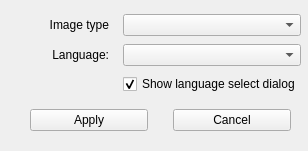
Above: client/config.ui from bakwc/Pastexen before the change. Below: the same form after it.
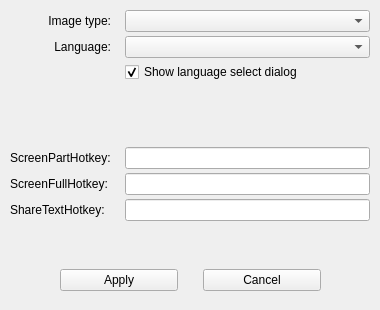
That is the form after the change.

Commit message: Some refactoring in Application and ConfigWidget. Added hotkeys in form

Diff of the .ui file:
```diff
--- a/client/config.ui
+++ b/client/config.ui
@@ -6,8 +6,8 @@
    <rect>
     <x>0</x>
     <y>0</y>
-    <width>308</width>
-    <height>151</height>
+    <width>380</width>
+    <height>310</height>
    </rect>
   </property>
   <property name="sizePolicy">
@@ -16,6 +16,24 @@
     <verstretch>0</verstretch>
    </sizepolicy>
   </property>
+  <property name="minimumSize">
+   <size>
+    <width>380</width>
+    <height>310</height>
+   </size>
+  </property>
+  <property name="maximumSize">
+   <size>
+    <width>380</width>
+    <height>310</height>
+   </size>
+  </property>
+  <property name="baseSize">
+   <size>
+    <width>350</width>
+    <height>300</height>
+   </size>
+  </property>
   <property name="windowTitle">
    <string notr="true">Config</string>
   </property>
@@ -24,8 +42,8 @@
     <rect>
      <x>10</x>
      <y>10</y>
-     <width>291</width>
-     <height>91</height>
+     <width>360</width>
+     <height>211</height>
     </rect>
    </property>
    <layout class="QGridLayout" name="gridLayout">
@@ -35,6 +53,13 @@
     <property name="verticalSpacing">
      <number>4</number>
     </property>
+    <item row="5" column="0">
+     <widget class="QLabel" name="label_2">
+      <property name="text">
+       <string>ScreenFullHotkey:</string>
+      </property>
+     </widget>
+    </item>
     <item row="0" column="1">
      <widget class="QComboBox" name="comboImageType">
       <property name="currentIndex">
@@ -65,7 +90,7 @@
        <enum>Qt::LeftToRight</enum>
       </property>
       <property name="text">
-       <string>Image type</string>
+       <string>Image type:</string>
       </property>
       <property name="alignment">
        <set>Qt::AlignRight|Qt::AlignTrailing|Qt::AlignVCenter</set>
@@ -82,13 +107,62 @@
       </property>
      </widget>
     </item>
+    <item row="3" column="0">
+     <spacer name="verticalSpacer_2">
+      <property name="orientation">
+       <enum>Qt::Vertical</enum>
+      </property>
+      <property name="sizeHint" stdset="0">
+       <size>
+        <width>20</width>
+        <height>40</height>
+       </size>
+      </property>
+     </spacer>
+    </item>
+    <item row="3" column="1">
+     <spacer name="verticalSpacer">
+      <property name="orientation">
+       <enum>Qt::Vertical</enum>
+      </property>
+      <property name="sizeHint" stdset="0">
+       <size>
+        <width>20</width>
+        <height>40</height>
+       </size>
+      </property>
+     </spacer>
+    </item>
+    <item row="4" column="0">
+     <widget class="QLabel" name="label">
+      <property name="text">
+       <string>ScreenPartHotkey:</string>
+      </property>
+     </widget>
+    </item>
+    <item row="6" column="0">
+     <widget class="QLabel" name="label_3">
+      <property name="text">
+       <string>ShareTextHotkey:</string>
+      </property>
+     </widget>
+    </item>
+    <item row="4" column="1">
+     <widget class="QLineEdit" name="screenPartLine"/>
+    </item>
+    <item row="5" column="1">
+     <widget class="QLineEdit" name="screenFullLine"/>
+    </item>
+    <item row="6" column="1">
+     <widget class="QLineEdit" name="shareTextLine"/>
+    </item>
    </layout>
   </widget>
   <widget class="QWidget" name="horizontalLayoutWidget">
    <property name="geometry">
     <rect>
-     <x>30</x>
-     <y>100</y>
+     <x>60</x>
+     <y>260</y>
      <width>261</width>
      <height>41</height>
     </rect>
```
Left out of the diff: 4 changed lines with no effect on the pictures. The commit also changes 5 other files.
